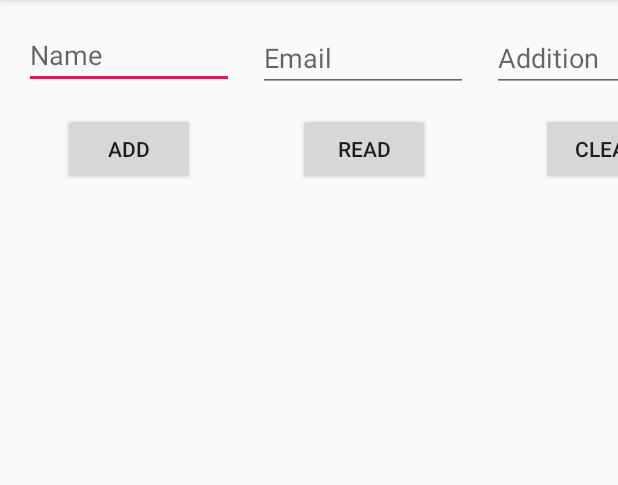
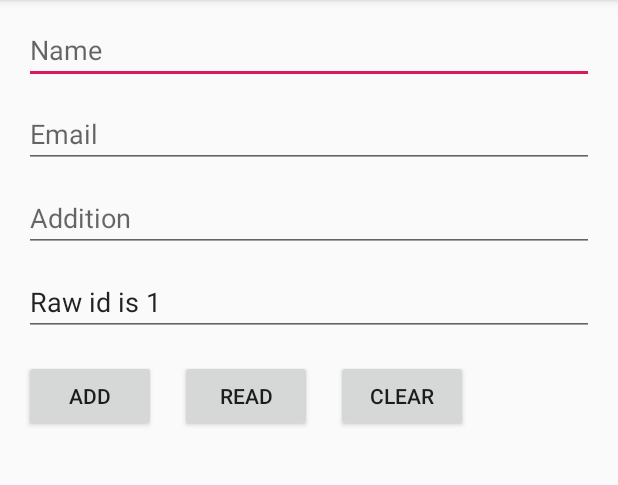
Before and after one commit to MikeGemini/SQLiteDatabaseLearning, an Android app: the screen it shows after launch (MainActivity), after a tap on "READ", on a phone screen of 412 x 824 dp, the part 84-569 px from its top. Run offline under Robolectric (Android 15) with nearby library versions, the phone set to English and light mode, and no system bars.

Commit message:
SQLite db create, insert, read and delete

```diff
--- a/app/src/main/java/com/mba_soft/sqlitedatabaselearning/DBHelper.java
+++ b/app/src/main/java/com/mba_soft/sqlitedatabaselearning/DBHelper.java
@@ -19,7 +19,23 @@ public class DBHelper extends SQLiteOpenHelper {
 
     @Override
     public void onCreate(SQLiteDatabase db) {
+
+        String tableName = "main_table";
+        String cNameName = "name";
+        String cNameEmail = "email";
+        String cNameAddition = "addition";
+
+        String query = "create table " + tableName +
+                "(id integer primary key autoincrement," +
+                cNameName + " text," +
+                cNameEmail + " text," +
+                cNameAddition + " text" +
+                ");";
+
         Log.d(LOG_TAG, "App: DBHelper-onCreate");
+
+        db.execSQL(query);
+
     }
 
     @Override
--- a/app/src/main/java/com/mba_soft/sqlitedatabaselearning/MainActivity.java
+++ b/app/src/main/java/com/mba_soft/sqlitedatabaselearning/MainActivity.java
@@ -1,5 +1,8 @@
 package com.mba_soft.sqlitedatabaselearning;
 
+import android.content.ContentValues;
+import android.database.Cursor;
+import android.database.sqlite.SQLiteDatabase;
 import android.os.Bundle;
 import android.util.Log;
 import android.view.View;
@@ -13,7 +16,7 @@ public class MainActivity extends AppCompatActivity implements View.OnClickListe
     final String LOG_TAG = "SQLDbL";
     final String DB_NAME = "MyDb";
 
-    EditText mEditTextName, mEditTextEmail, mEditTextAddition;
+    EditText mEditTextName, mEditTextEmail, mEditTextAddition, mEditTextId;
     Button mButtonAdd, mButtonRead, mButtonClear;
 
     DBHelper mDBHelper;
@@ -28,6 +31,7 @@ public class MainActivity extends AppCompatActivity implements View.OnClickListe
         mEditTextName = findViewById(R.id.etName);
         mEditTextEmail = findViewById(R.id.etEmail);
         mEditTextAddition = findViewById(R.id.etAddition);
+        mEditTextId = findViewById(R.id.etId);
 
         mButtonAdd = findViewById(R.id.btnAdd);
         mButtonAdd.setOnClickListener(this);
@@ -44,21 +48,88 @@ public class MainActivity extends AppCompatActivity implements View.OnClickListe
     @Override
     public void onClick(View v) {
 
+        // object for the data
+        ContentValues contentValues = new ContentValues();
+        long mRowId;
+        String tableName = "main_table";
+        String cNameName = "name";
+        String cNameEmail = "email";
+        String cNameAddition = "addition";
+        String cNameId = "id";
+
+
+        String mName = mEditTextName.getText().toString();
+        String mEmail = mEditTextEmail.getText().toString();
+        String mAddition = mEditTextAddition.getText().toString();
+
+        // connecting to the database
+        SQLiteDatabase db = mDBHelper.getWritableDatabase();
+
         switch (v.getId()) {
             case R.id.btnAdd:
                 Log.d(LOG_TAG, "App: MainActivity-onClick. btnAdd clicked");
+
+                // putting values in data object
+                contentValues.put(cNameName, mName);
+                contentValues.put(cNameEmail, mEmail);
+                contentValues.put(cNameAddition, mAddition);
+
+                mRowId = db.insert(tableName, null, contentValues);
+
+                Log.d(LOG_TAG, " *** Row inserted, ID = " + mRowId);
+
                 break;
             case R.id.btnRead:
                 Log.d(LOG_TAG, "App: MainActivity-onClick. btnRead clicked");
+
+                // query for database
+                Cursor cursor = db.query(tableName,
+                        null,
+                        null,
+                        null,
+                        null,
+                        null,
+                        null);
+
+                int idColIndex = cursor.getColumnIndex(cNameId);
+                int nameCollIndex = cursor.getColumnIndex(cNameName);
+                int emailCollIndex = cursor.getColumnIndex(cNameEmail);
+                int additionColIndex = cursor.getColumnIndex(cNameAddition);
+
+                if (cursor.moveToNext()) {
+                    do {
+
+                        mEditTextId.setText("Raw id is " + cursor.getString(idColIndex));
+                        mEditTextName.setText(cursor.getString(nameCollIndex));
+                        mEditTextEmail.setText(cursor.getString(emailCollIndex));
+                        mEditTextAddition.setText(cursor.getString(additionColIndex));
+
+                        Log.d(LOG_TAG, " *** " +
+                                "id = " + cursor.getInt(idColIndex) +
+                                "; name = " + cursor.getString(nameCollIndex) +
+                                "; email = " + cursor.getString(emailCollIndex) +
+                                "; addition = " + cursor.getString(additionColIndex));
+
+                    } while (cursor.moveToNext()); // пока есть следующая запись
+
+                    // do not forget closing the cursor object
+                    cursor.close();
+                }
+
                 break;
             case R.id.btnClear:
                 Log.d(LOG_TAG, "App: MainActivity-onClick. btnClear clicked");
+
+                int deletedRows = db.delete(tableName, null, null);
+
+                Log.d(LOG_TAG, " *** Deleted " + deletedRows + " rows");
+
                 break;
-
             default:
                 Log.d(LOG_TAG, "App: MainActivity-onClick. default msg");
+        }
 
-        }
+        mDBHelper.close();
 
     }
 }
--- a/app/src/main/res/layout/activity_main.xml
+++ b/app/src/main/res/layout/activity_main.xml
@@ -8,69 +8,88 @@
 
     <EditText
         android:id="@+id/etName"
-        android:layout_width="140dp"
-        android:layout_height="43dp"
+        android:layout_width="0dp"
+        android:layout_height="40dp"
         android:layout_marginStart="16dp"
         android:layout_marginTop="16dp"
+        android:layout_marginEnd="16dp"
         android:ems="10"
         android:hint="@string/etNameHint"
         android:inputType="textPersonName"
+        app:layout_constraintEnd_toEndOf="parent"
         app:layout_constraintStart_toStartOf="parent"
         app:layout_constraintTop_toTopOf="parent" />
 
     <EditText
         android:id="@+id/etEmail"
-        android:layout_width="140dp"
-        android:layout_height="45dp"
+        android:layout_width="0dp"
+        android:layout_height="40dp"
         android:layout_marginStart="16dp"
         android:layout_marginTop="16dp"
+        android:layout_marginEnd="16dp"
         android:ems="10"
         android:hint="@string/etEmailHint"
         android:inputType="textPersonName|textEmailAddress"
-        app:layout_constraintStart_toEndOf="@+id/etName"
-        app:layout_constraintTop_toTopOf="parent" />
+        app:layout_constraintEnd_toEndOf="parent"
+        app:layout_constraintStart_toStartOf="parent"
+        app:layout_constraintTop_toBottomOf="@+id/etName" />
 
     <EditText
         android:id="@+id/etAddition"
-        android:layout_width="140dp"
-        android:layout_height="45dp"
+        android:layout_width="0dp"
+        android:layout_height="40dp"
         android:layout_marginStart="16dp"
         android:layout_marginTop="16dp"
+        android:layout_marginEnd="16dp"
         android:ems="10"
         android:hint="@string/etAdditionHint"
         android:inputType="textPersonName|textEmailAddress"
-        app:layout_constraintStart_toEndOf="@+id/etEmail"
-        app:layout_constraintTop_toTopOf="parent" />
+        app:layout_constraintEnd_toEndOf="parent"
+        app:layout_constraintStart_toStartOf="parent"
+        app:layout_constraintTop_toBottomOf="@+id/etEmail" />
+
+    <EditText
+        android:id="@+id/etId"
+        android:layout_width="0dp"
+        android:layout_height="40dp"
+        android:layout_marginStart="16dp"
+        android:layout_marginTop="16dp"
+        android:layout_marginEnd="16dp"
+        android:ems="10"
+        android:hint="@string/etIdHint"
+        android:inputType="numberSigned|number|textPersonName"
+        app:layout_constraintEnd_toEndOf="parent"
+        app:layout_constraintStart_toStartOf="parent"
+        app:layout_constraintTop_toBottomOf="@+id/etAddition" />
 
     <Button
         android:id="@+id/btnAdd"
         android:layout_width="wrap_content"
         android:layout_height="wrap_content"
+        android:layout_marginStart="16dp"
         android:layout_marginTop="16dp"
         android:text="@string/btnAddCaption"
-        app:layout_constraintEnd_toEndOf="@+id/etName"
-        app:layout_constraintStart_toStartOf="@+id/etName"
-        app:layout_constraintTop_toBottomOf="@+id/etName" />
+        app:layout_constraintStart_toStartOf="parent"
+        app:layout_constraintTop_toBottomOf="@+id/etId" />
 
     <Button
         android:id="@+id/btnRead"
         android:layout_width="wrap_content"
         android:layout_height="wrap_content"
+        android:layout_marginStart="16dp"
+        android:layout_marginTop="16dp"
         android:text="@string/btnReadCaption"
-        app:layout_constraintEnd_toEndOf="@+id/etEmail"
-        app:layout_constraintHorizontal_bias="0.519"
-        app:layout_constraintStart_toStartOf="@+id/etEmail"
-        app:layout_constraintTop_toTopOf="@+id/btnAdd" />
+        app:layout_constraintStart_toEndOf="@+id/btnAdd"
+        app:layout_constraintTop_toBottomOf="@+id/etId" />
 
     <Button
         android:id="@+id/btnClear"
         android:layout_width="wrap_content"
         android:layout_height="wrap_content"
         android:layout_marginStart="16dp"
+        android:layout_marginTop="16dp"
         android:text="@string/btnClearCaption"
-        app:layout_constraintEnd_toEndOf="@+id/etAddition"
-        app:layout_constraintHorizontal_bias="0.472"
-        app:layout_constraintStart_toStartOf="@+id/etAddition"
-        app:layout_constraintTop_toTopOf="@+id/btnAdd" />
+        app:layout_constraintStart_toEndOf="@+id/btnRead"
+        app:layout_constraintTop_toBottomOf="@+id/etId" />
 
 </androidx.constraintlayout.widget.ConstraintLayout>
--- a/app/src/main/res/values/strings.xml
+++ b/app/src/main/res/values/strings.xml
@@ -3,6 +3,7 @@
     <string name="etNameHint">Name</string>
     <string name="etEmailHint">Email</string>
     <string name="etAdditionHint">Addition</string>
+    <string name="etIdHint">Id</string>
 
     <string name="btnAddCaption">Add</string>
     <string name="btnReadCaption">Read</string>
```
